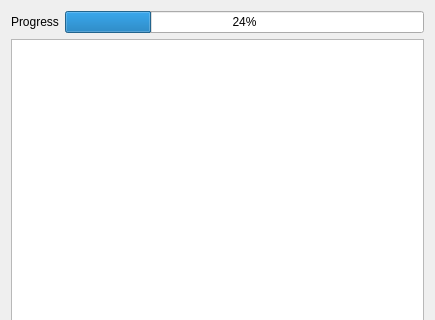
First picture: the form in templates/backlog_manager_infobox_widget.ui, repository Wholffe/BacklogManager, before the edit; both pictures show x 0 to 435 and y 0 to 320 of the 435 by 594 pixel window.
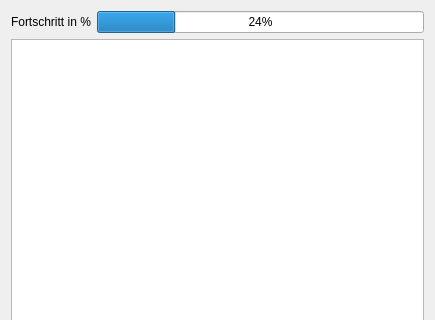
Second picture: the form after the edit.

What changed in the file:
```diff
--- a/templates/backlog_manager_infobox_widget.ui
+++ b/templates/backlog_manager_infobox_widget.ui
@@ -17,7 +17,7 @@
    <item row="0" column="0">
     <widget class="QLabel" name="label_progress">
      <property name="text">
-      <string>Progress</string>
+      <string>Fortschritt in %</string>
      </property>
     </widget>
    </item>
```
